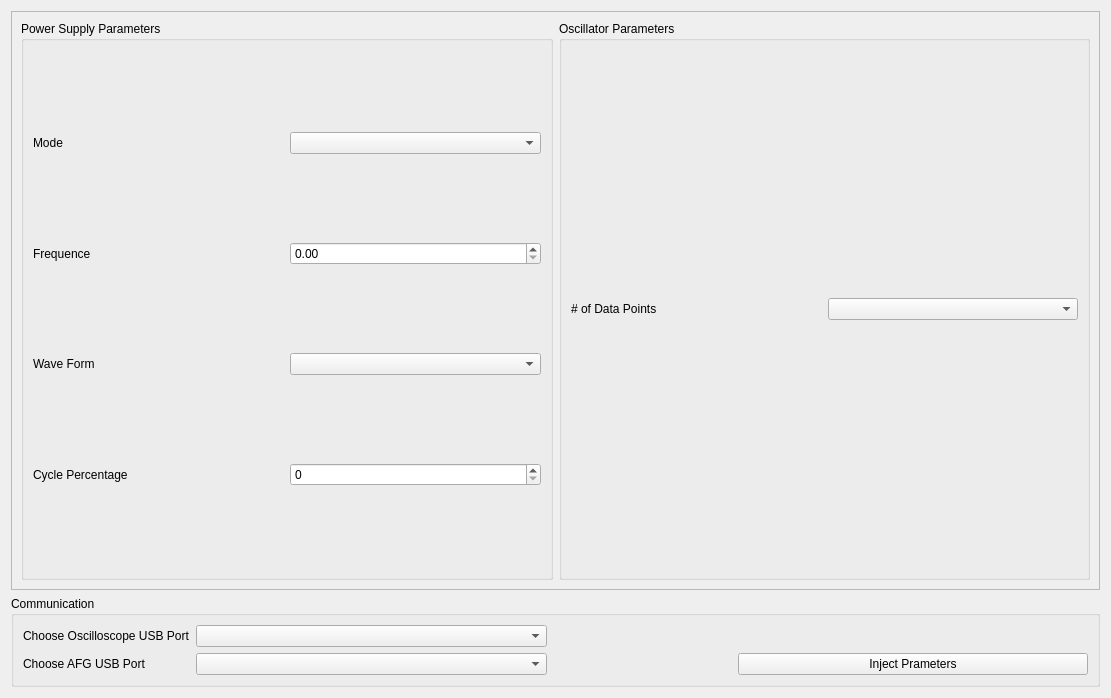
The window that gui/views/optionsViewUI.ui (AceEagle/ElectricViewCHU) describes before a commit, drawn with Qt 5.
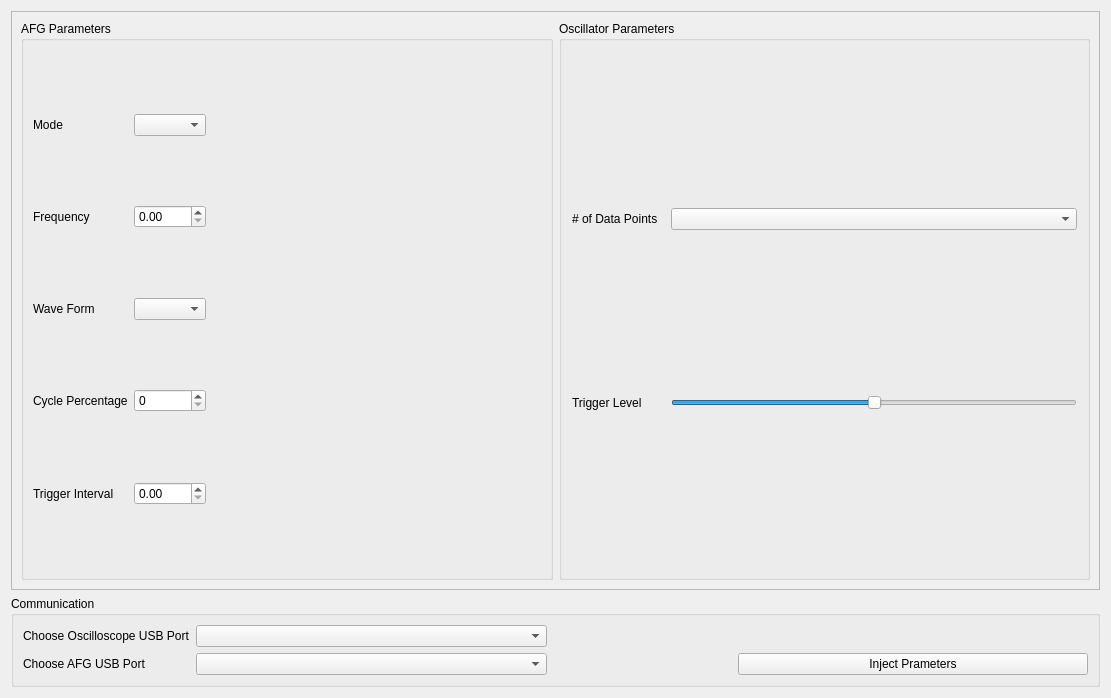
The same window after the commit.

Commit message: Principally UI adding  some buttons (decided of the paramteres list with Alex)

Diff of the .ui file:
```diff
--- a/gui/views/optionsViewUI.ui
+++ b/gui/views/optionsViewUI.ui
@@ -106,21 +106,24 @@
       <item>
        <widget class="QGroupBox" name="PSCommBox">
         <property name="title">
-         <string>Power Supply Parameters</string>
+         <string>AFG Parameters</string>
         </property>
         <layout class="QGridLayout" name="gridLayout_3">
-         <item row="5" column="1">
-          <spacer name="verticalSpacer_4">
-           <property name="orientation">
-            <enum>Qt::Vertical</enum>
+         <item row="2" column="1">
+          <widget class="QComboBox" name="AFGModeComboBox"/>
+         </item>
+         <item row="8" column="1">
+          <widget class="QSpinBox" name="AFGPercentageSpinBox"/>
+         </item>
+         <item row="4" column="1">
+          <widget class="QDoubleSpinBox" name="AFGFrequencyDSpinBox"/>
+         </item>
+         <item row="10" column="0">
+          <widget class="QLabel" name="TriggerIntervalLabel">
+           <property name="text">
+            <string>Trigger Interval</string>
            </property>
-           <property name="sizeHint" stdset="0">
-            <size>
-             <width>20</width>
-             <height>40</height>
-            </size>
-           </property>
-          </spacer>
+          </widget>
          </item>
          <item row="3" column="1">
           <spacer name="verticalSpacer_5">
@@ -161,28 +164,18 @@
            </property>
           </spacer>
          </item>
-         <item row="2" column="1">
-          <widget class="QComboBox" name="PSModeComboBox"/>
-         </item>
-         <item row="8" column="1">
-          <widget class="QSpinBox" name="PSPercentageSpinBox"/>
-         </item>
-         <item row="2" column="0">
-          <widget class="QLabel" name="PSModeLabel">
-           <property name="text">
-            <string>Mode</string>
+         <item row="5" column="1">
+          <spacer name="verticalSpacer_4">
+           <property name="orientation">
+            <enum>Qt::Vertical</enum>
            </property>
-          </widget>
-         </item>
-         <item row="4" column="1">
-          <widget class="QDoubleSpinBox" name="PSFrequenceDSpinBox"/>
-         </item>
-         <item row="4" column="0">
-          <widget class="QLabel" name="PSFrequenceLabel">
-           <property name="text">
-            <string>Frequence</string>
+           <property name="sizeHint" stdset="0">
+            <size>
+             <width>20</width>
+             <height>40</height>
+            </size>
            </property>
-          </widget>
+          </spacer>
          </item>
          <item row="6" column="0">
           <widget class="QLabel" name="PSWaveFormLabel">
@@ -191,6 +184,33 @@
            </property>
           </widget>
          </item>
+         <item row="2" column="0">
+          <widget class="QLabel" name="AFGModeLabel">
+           <property name="text">
+            <string>Mode</string>
+           </property>
+          </widget>
+         </item>
+         <item row="4" column="0">
+          <widget class="QLabel" name="AFGFrequencyLabel">
+           <property name="text">
+            <string>Frequency</string>
+           </property>
+          </widget>
+         </item>
+         <item row="1" column="1">
+          <spacer name="verticalSpacer_6">
+           <property name="orientation">
+            <enum>Qt::Vertical</enum>
+           </property>
+           <property name="sizeHint" stdset="0">
+            <size>
+             <width>20</width>
+             <height>40</height>
+            </size>
+           </property>
+          </spacer>
+         </item>
          <item row="8" column="0">
           <widget class="QLabel" name="PSPercentageLabel">
            <property name="text">
@@ -201,8 +221,11 @@
          <item row="6" column="1">
           <widget class="QComboBox" name="PSWaveFormComboBox"/>
          </item>
-         <item row="1" column="1">
-          <spacer name="verticalSpacer_6">
+         <item row="10" column="1">
+          <widget class="QDoubleSpinBox" name="TriggerIntervalDSpinBox"/>
+         </item>
+         <item row="11" column="1">
+          <spacer name="verticalSpacer_12">
            <property name="orientation">
             <enum>Qt::Vertical</enum>
            </property>
@@ -214,6 +237,19 @@
            </property>
           </spacer>
          </item>
+         <item row="6" column="2">
+          <spacer name="horizontalSpacer_2">
+           <property name="orientation">
+            <enum>Qt::Horizontal</enum>
+           </property>
+           <property name="sizeHint" stdset="0">
+            <size>
+             <width>40</width>
+             <height>20</height>
+            </size>
+           </property>
+          </spacer>
+         </item>
         </layout>
        </widget>
       </item>
@@ -223,30 +259,49 @@
          <string>Oscillator Parameters</string>
         </property>
         <layout class="QGridLayout" name="gridLayout_2">
-         <item row="2" column="1">
-          <spacer name="verticalSpacer">
+         <item row="3" column="2">
+          <widget class="QSlider" name="TriggerLevelSlider">
+           <property name="maximumSize">
+            <size>
+             <width>406</width>
+             <height>16777215</height>
+            </size>
+           </property>
+           <property name="minimum">
+            <number>-99</number>
+           </property>
            <property name="orientation">
-            <enum>Qt::Vertical</enum>
+            <enum>Qt::Horizontal</enum>
            </property>
-           <property name="sizeHint" stdset="0">
+          </widget>
+         </item>
+         <item row="3" column="0">
+          <widget class="QLabel" name="TriggerLevelLabel">
+           <property name="maximumSize">
             <size>
-             <width>20</width>
-             <height>40</height>
+             <width>92</width>
+             <height>16777215</height>
             </size>
            </property>
-          </spacer>
+           <property name="text">
+            <string>Trigger Level</string>
+           </property>
+          </widget>
          </item>
          <item row="1" column="0">
           <widget class="QLabel" name="NbDataPointsLabel">
+           <property name="maximumSize">
+            <size>
+             <width>92</width>
+             <height>16777215</height>
+            </size>
+           </property>
            <property name="text">
             <string># of Data Points</string>
            </property>
           </widget>
          </item>
-         <item row="1" column="1">
-          <widget class="QComboBox" name="NbDataPointsComboBox"/>
-         </item>
-         <item row="0" column="1">
+         <item row="0" column="2">
           <spacer name="verticalSpacer_7">
            <property name="orientation">
             <enum>Qt::Vertical</enum>
@@ -259,6 +314,81 @@
            </property>
           </spacer>
          </item>
+         <item row="1" column="2">
+          <widget class="QComboBox" name="NbDataPointsComboBox">
+           <property name="maximumSize">
+            <size>
+             <width>16777215</width>
+             <height>16777215</height>
+            </size>
+           </property>
+          </widget>
+         </item>
+         <item row="2" column="0">
+          <spacer name="verticalSpacer_8">
+           <property name="orientation">
+            <enum>Qt::Vertical</enum>
+           </property>
+           <property name="sizeHint" stdset="0">
+            <size>
+             <width>20</width>
+             <height>40</height>
+            </size>
+           </property>
+          </spacer>
+         </item>
+         <item row="2" column="2">
+          <spacer name="verticalSpacer">
+           <property name="orientation">
+            <enum>Qt::Vertical</enum>
+           </property>
+           <property name="sizeHint" stdset="0">
+            <size>
+             <width>20</width>
+             <height>40</height>
+            </size>
+           </property>
+          </spacer>
+         </item>
+         <item row="4" column="0">
+          <spacer name="verticalSpacer_9">
+           <property name="orientation">
+            <enum>Qt::Vertical</enum>
+           </property>
+           <property name="sizeHint" stdset="0">
+            <size>
+             <width>20</width>
+             <height>40</height>
+            </size>
+           </property>
+          </spacer>
+         </item>
+         <item row="4" column="2">
+          <spacer name="verticalSpacer_10">
+           <property name="orientation">
+            <enum>Qt::Vertical</enum>
+           </property>
+           <property name="sizeHint" stdset="0">
+            <size>
+             <width>20</width>
+             <height>40</height>
+            </size>
+           </property>
+          </spacer>
+         </item>
+         <item row="0" column="0">
+          <spacer name="verticalSpacer_11">
+           <property name="orientation">
+            <enum>Qt::Vertical</enum>
+           </property>
+           <property name="sizeHint" stdset="0">
+            <size>
+             <width>20</width>
+             <height>40</height>
+            </size>
+           </property>
+          </spacer>
+         </item>
         </layout>
        </widget>
       </item>
```
Left out of the diff: 16 changed lines with no effect on the pictures. The commit also changes 1 other file.
